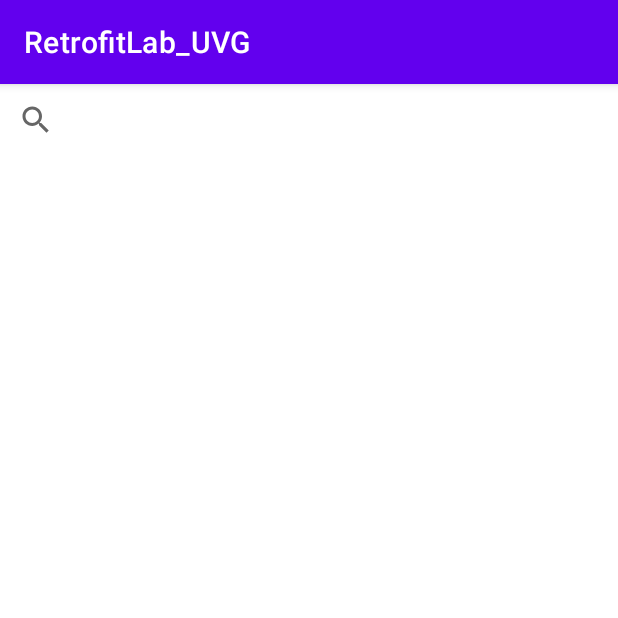
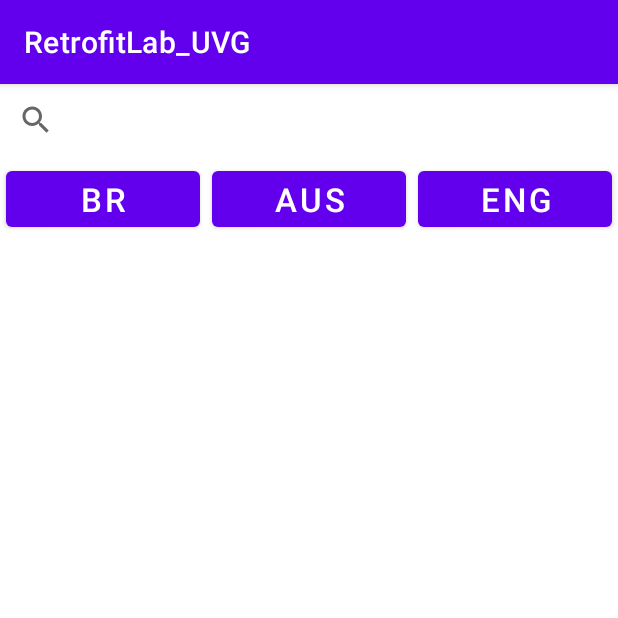
Before and after one commit to MGonza20/UVG_Apps_RetrofitLab, an Android app: the screen it shows after launch (MainActivity), on a phone screen of 412 x 824 dp, the top half of it. Run offline under Robolectric (Android 15) with nearby library versions, the phone set to English and light mode, and no system bars; our stand-ins replace Picasso; network calls fail; pictures from the network do not load; 1 statement that could not run was skipped.

Commit message:
Añadí los botones de los países al activity_main

```diff
--- a/app/src/main/java/com/example/retrofitlab_uvg/MainActivity.kt
+++ b/app/src/main/java/com/example/retrofitlab_uvg/MainActivity.kt
@@ -35,7 +35,7 @@ class MainActivity : AppCompatActivity() {
     private fun searchNew(category:String){
         val api = Retrofit2()
         CoroutineScope(Dispatchers.IO).launch {
-            val call = api.getService()?.getNewsByCategory("us", category, "4b94054dbc6b4b3b9e50d8f62cde4f6c")
+            val call = api.getService()?.getNewsByCategory("us", category, "a8886212f99148db85e099a6f655886a")
             val news: NewsResponse? = call?.body()
 
             runOnUiThread{
--- a/app/src/main/res/layout/activity_main.xml
+++ b/app/src/main/res/layout/activity_main.xml
@@ -15,14 +15,55 @@
         app:layout_constraintStart_toStartOf="parent"
         app:layout_constraintTop_toTopOf="parent"/>
 
+
+    <LinearLayout
+        android:id="@+id/CountriesBtn"
+        android:layout_width="match_parent"
+        android:layout_height="wrap_content"
+        app:layout_constraintEnd_toEndOf="parent"
+        app:layout_constraintHorizontal_bias="0.0"
+        app:layout_constraintStart_toStartOf="parent"
+        app:layout_constraintTop_toBottomOf="@+id/searchNews">
+
+        <Button
+            android:id="@+id/btnBr"
+            android:layout_width="0dp"
+            android:layout_height="wrap_content"
+            android:layout_margin="4dp"
+            android:layout_weight="1"
+            android:text="Br"
+            android:textSize="22sp" />
+
+        <Button
+            android:id="@+id/btnAus"
+            android:layout_width="0dp"
+            android:layout_height="wrap_content"
+            android:layout_margin="4dp"
+            android:layout_weight="1"
+            android:text="Aus"
+            android:textSize="22sp" />
+
+        <Button
+            android:id="@+id/btnEng"
+            android:layout_width="0dp"
+            android:layout_height="wrap_content"
+            android:layout_margin="4dp"
+            android:layout_weight="1"
+            android:text="Eng"
+            android:textSize="22sp" />
+
+    </LinearLayout>
+
+
     <androidx.recyclerview.widget.RecyclerView
         android:id="@+id/rvNews"
         android:layout_width="0dp"
         android:layout_height="0dp"
         app:layout_constraintBottom_toBottomOf="parent"
         app:layout_constraintEnd_toEndOf="parent"
+        app:layout_constraintHorizontal_bias="1.0"
         app:layout_constraintStart_toStartOf="parent"
-        app:layout_constraintTop_toBottomOf="@+id/searchNews"/>
+        app:layout_constraintTop_toBottomOf="@+id/CountriesBtn" />
 
 
 </androidx.constraintlayout.widget.ConstraintLayout>
```
